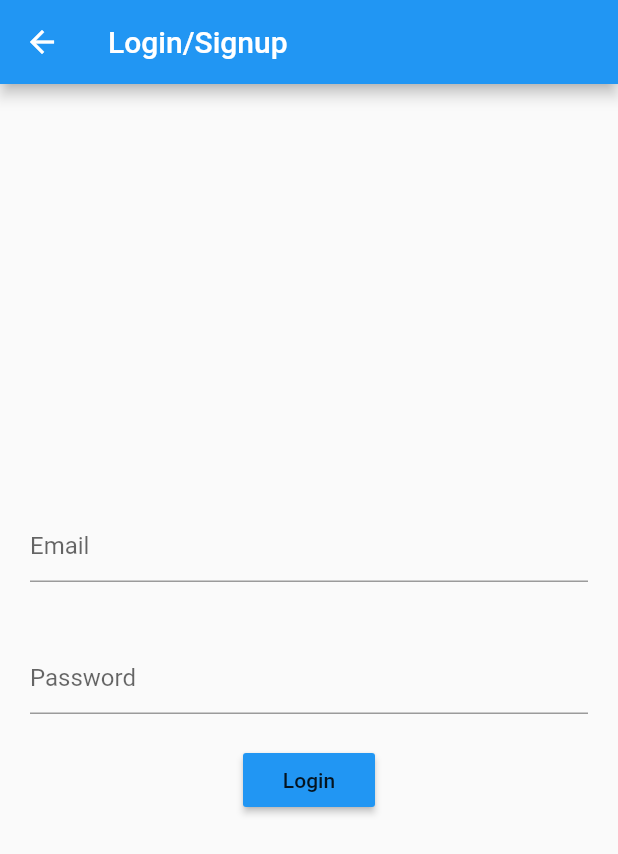
After one commit to ShivamMenda/GetXDemo, a Flutter app: the screen it shows after launch, after a tap on "Login/Signup Page", on a phone screen of 412 x 824 dp. The commit adds this screen. Shown: the top 854 px of the screen. Run offline on Flutter 3.47's test engine with Material 2 defaults, Android fonts, the phone set to English and light mode, and no system bars; our stand-ins replace get, image_picker; network calls fail.

Commit message:
Login Implemented.

```diff
--- /dev/null
+++ b/lib/controllers/login_controller.dart
@@ -0,0 +1,33 @@
+import 'dart:convert';
+
+import 'package:flutter/widgets.dart';
+import 'package:get/get.dart';
+import 'package:http/http.dart';
+
+class LoginController extends GetxController {
+  final emailController = TextEditingController().obs;
+  final passwordController = TextEditingController().obs;
+  var res = "".obs;
+
+  Future loginAPI() async {
+    try {
+      final response = await post(
+        Uri.parse("https://reqres.in/api/login"),
+        body: {
+          "email": emailController.value.text,
+          "password": passwordController.value.text,
+        },
+      );
+      var data = jsonDecode(response.body);
+      if (response.statusCode == 200) {
+        Get.snackbar("Success", "Successful");
+        res.value = data["token"];
+      } else {
+        Get.snackbar("Error", data["error"]);
+        res.value = "Error";
+      }
+    } catch (e) {
+      Get.snackbar("Error", e.toString());
+    }
+  }
+}
--- a/lib/ui/home_page.dart
+++ b/lib/ui/home_page.dart
@@ -1,6 +1,7 @@
 import 'package:flutter/material.dart';
 import 'package:get/get.dart';
 import 'package:getx_demo/ui/image_picker_page.dart';
+import 'package:getx_demo/ui/login_signup_page.dart';
 import 'package:getx_demo/ui/state_page.dart';
 
 class HomePage extends StatelessWidget {
@@ -69,9 +70,16 @@ class HomePage extends StatelessWidget {
             },
             child: Text("Image Picker Page"),
           ),
+          ElevatedButton(
+            onPressed: () {
+              Get.to(() => LoginSignupPage());
+            },
+            child: Text("Login/Signup Page"),
+          ),
         ],
       ),
-      floatingActionButton: FloatingActionButton(onPressed: () {
+      floatingActionButton: FloatingActionButton(
+        onPressed: () {
           Get.snackbar(
             "Test",
             "Testing",
@@ -79,7 +87,9 @@ class HomePage extends StatelessWidget {
             colorText: Colors.white,
             snackPosition: SnackPosition.BOTTOM,
           ); //Get Snackbar
-      }),
+        },
+        child: Icon(Icons.warning),
+      ),
     );
   }
 }
--- /dev/null
+++ b/lib/ui/login_signup_page.dart
@@ -0,0 +1,52 @@
+import 'package:flutter/material.dart';
+import 'package:get/get.dart';
+import 'package:getx_demo/controllers/login_controller.dart';
+
+class LoginSignupPage extends StatefulWidget {
+  const LoginSignupPage({Key? key}) : super(key: key);
+
+  @override
+  State<LoginSignupPage> createState() => _LoginSignupPageState();
+}
+
+class _LoginSignupPageState extends State<LoginSignupPage> {
+  LoginController controller = Get.put(LoginController());
+  @override
+  Widget build(BuildContext context) {
+    return Scaffold(
+      appBar: AppBar(
+        title: Text("Login/Signup"),
+      ),
+      body: Column(
+        mainAxisAlignment: MainAxisAlignment.center,
+        crossAxisAlignment: CrossAxisAlignment.center,
+        children: [
+          Padding(
+            padding: const EdgeInsets.all(20.0),
+            child: TextFormField(
+              controller: controller.emailController.value,
+              decoration: InputDecoration(hintText: "Email"),
+            ),
+          ),
+          Padding(
+            padding: const EdgeInsets.all(20.0),
+            child: TextFormField(
+              controller: controller.passwordController.value,
+              decoration: InputDecoration(hintText: "Password"),
+            ),
+          ),
+          MaterialButton(
+            color: Colors.blue,
+            onPressed: () {
+              controller.loginAPI();
+            },
+            child: Text("Login"),
+          ),
+          Obx(
+            () => Text(controller.res.toString()),
+          ),
+        ],
+      ),
+    );
+  }
+}
```
Lines whose indentation alone changed are shown as unchanged.
